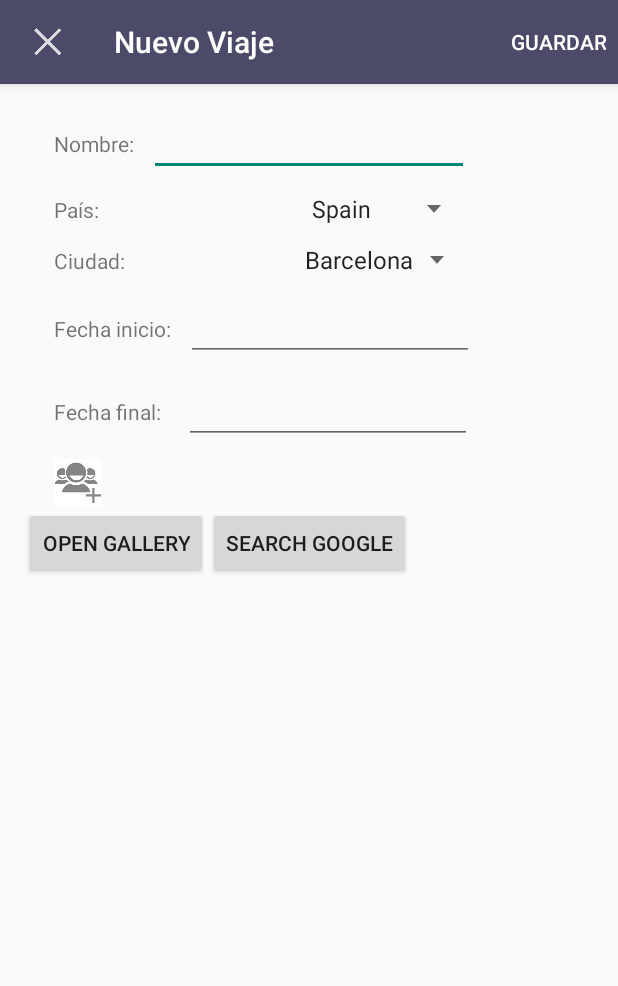
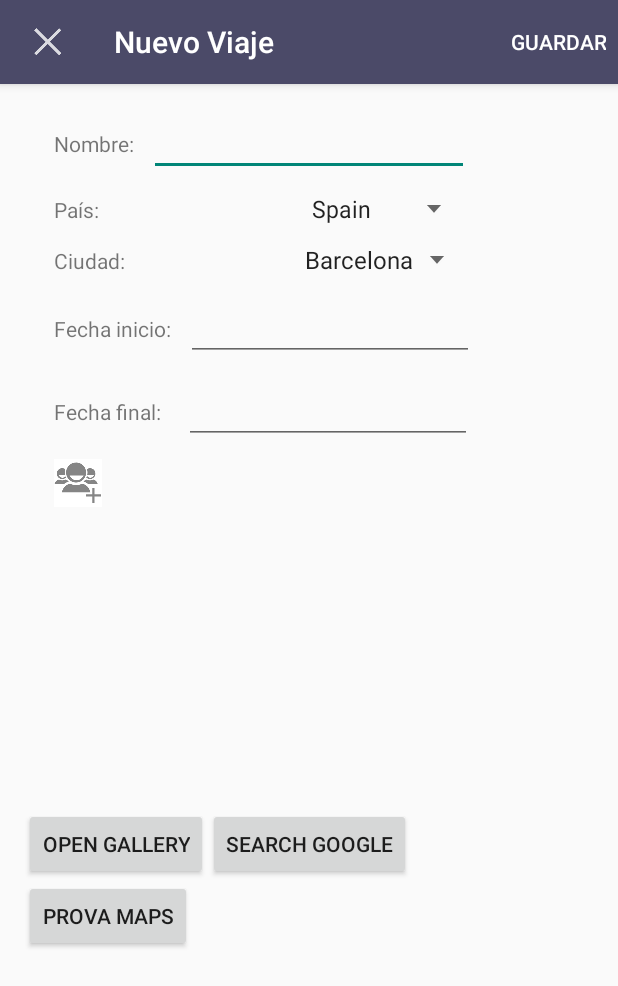
Before and after one commit to jeff039/Trip2getherProva, an Android app: the NewTripForm screen opened directly, with no data from a screen before it, on a phone screen of 412 x 824 dp. Shown: the top 986 px of the screen. Run offline under Robolectric (Android 15) with nearby library versions, the phone set to English and light mode, and no system bars; libraries missing offline, so code that uses them is left out: com.parse.

Commit message:
prova de maps

```diff
--- a/app/build.gradle
+++ b/app/build.gradle
@@ -21,7 +21,8 @@ android {
 
 dependencies {
     compile fileTree(dir: 'libs', include: ['*.jar'])
+    compile fileTree(dir: 'libs/Parse-1.8.3', include: 'Parse-*.jar')
     compile 'com.android.support:appcompat-v7:21.0.3'
     compile 'com.parse.bolts:bolts-android:1.+'
-    compile fileTree(dir: 'libs/Parse-1.8.3', include: 'Parse-*.jar')
+    compile 'com.google.android.gms:play-services:6.5.87'
 }
--- a/app/src/main/java/group/lis/uab/trip2gether/controller/NewTripForm.java
+++ b/app/src/main/java/group/lis/uab/trip2gether/controller/NewTripForm.java
@@ -21,13 +21,12 @@ import android.widget.Spinner;
 import com.parse.ParseCloud;
 import com.parse.ParseException;
 
-import java.text.DateFormat;
 import java.text.SimpleDateFormat;
-import java.util.ArrayList;
 import java.util.Date;
 import java.util.HashMap;
 
 import group.lis.uab.trip2gether.R;
+import group.lis.uab.trip2gether.model.Trip;
 
 public class NewTripForm extends ActionBarActivity {
 
@@ -97,7 +96,18 @@ public class NewTripForm extends ActionBarActivity {
         gallery.setOnClickListener(clickGallery);
         Button google = (Button)findViewById(R.id.google);
         google.setOnClickListener(clickGoogle);
+
+        Button maps = (Button)findViewById(R.id.maps);
+        maps.setOnClickListener(clickMaps);
+
     }
+
+    public Button.OnClickListener clickMaps = new Button.OnClickListener() {
+        public void onClick(View v) {
+            Intent i = new Intent(NewTripForm.this, SiteMapsActivity.class);
+            startActivity(i);
+        }
+    };
 
     public Button.OnClickListener clickGallery = new Button.OnClickListener() {
         public void onClick(View v) {
--- a/app/src/main/java/group/lis/uab/trip2gether/controller/Trip.java
+++ b/app/src/main/java/group/lis/uab/trip2gether/model/Trip.java
@@ -1,4 +1,4 @@
-package group.lis.uab.trip2gether.controller;
+package group.lis.uab.trip2gether.model;
 
 import java.util.Date;
 
--- a/app/src/main/res/layout/activity_new_trip_form.xml
+++ b/app/src/main/res/layout/activity_new_trip_form.xml
@@ -166,6 +166,11 @@
     </LinearLayout>
 
     <LinearLayout
+        android:layout_width="match_parent"
+        android:layout_height="match_parent"
+        android:orientation="vertical"
+        android:layout_marginTop="700px">
+        <LinearLayout
             android:id="@+id/linearLayoutExtraFuncions"
             android:layout_width="wrap_content"
             android:layout_height="wrap_content"
@@ -187,6 +192,15 @@
                 android:layout_height="wrap_content"
                 android:text="@string/google"/>
 
+
         </LinearLayout>
 
+        <Button
+            android:id="@+id/maps"
+            android:layout_width="wrap_content"
+            android:layout_height="wrap_content"
+            android:text="prova maps"/>
+    </LinearLayout>
+
+
 </RelativeLayout>
--- /dev/null
+++ b/app/src/main/res/layout/activity_site_maps.xml
@@ -0,0 +1,5 @@
+<fragment xmlns:android="http://schemas.android.com/apk/res/android"
+    xmlns:tools="http://schemas.android.com/tools" android:layout_width="match_parent"
+    android:layout_height="match_parent" android:id="@+id/map"
+    tools:context="group.lis.uab.trip2gether.controller.SiteMapsActivity"
+    android:name="com.google.android.gms.maps.SupportMapFragment" />
--- a/app/src/main/res/values/strings.xml
+++ b/app/src/main/res/values/strings.xml
@@ -45,5 +45,6 @@
         <item>Rotterdam</item>
         <item>Praga</item>
     </string-array>
+    <string name="title_activity_site_maps">Map</string>
 
 </resources>
```
Also changed, not shown: app/src/debug/res/values/google_maps_api.xml (added, +18 -0 lines), app/src/main/AndroidManifest.xml (+22 -3 lines), app/src/main/java/group/lis/uab/trip2gether/controller/SiteMapsActivity.java (added, +67 -0 lines), 2 other files. Lines whose indentation alone changed are shown as unchanged.
